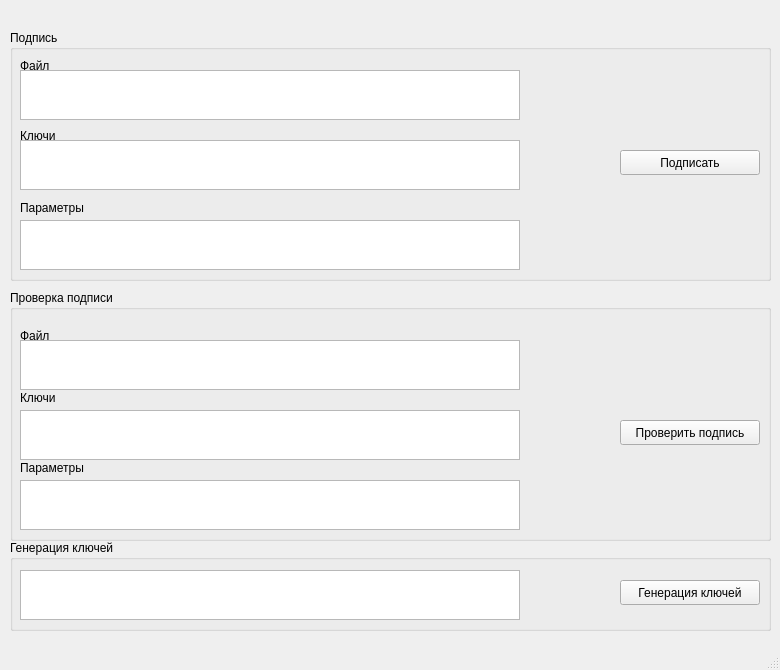
First picture: the form in crypto.ui, repository DarkCook12/Crypto, before the edit.
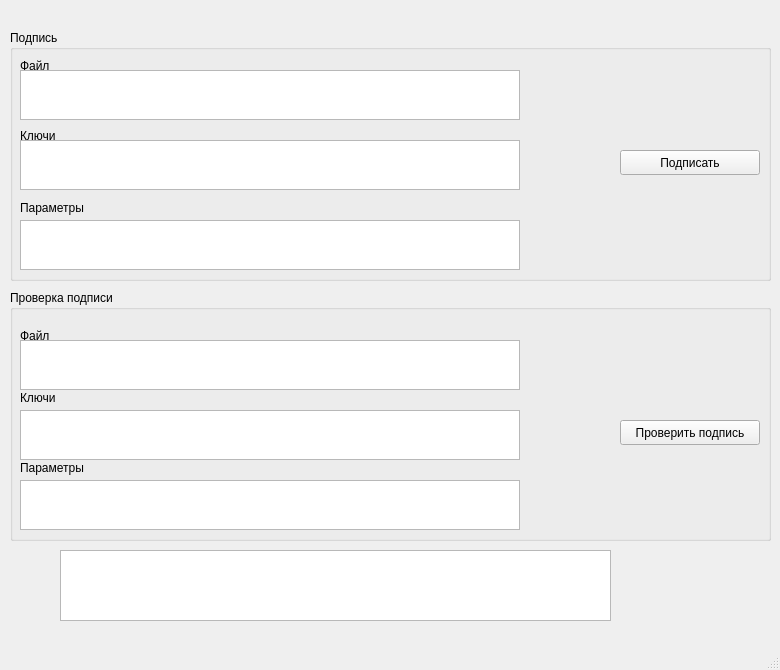
Second picture: the form after the edit. Icons and pictures are not drawn.

Commit message: Улучшена реализация fileInput

```diff
--- a/crypto.ui
+++ b/crypto.ui
@@ -336,64 +336,15 @@
      </property>
     </widget>
    </widget>
-   <widget class="QGroupBox" name="groupBox_3">
+   <widget class="QTextEdit" name="output">
     <property name="geometry">
      <rect>
-      <x>10</x>
-      <y>540</y>
-      <width>761</width>
-      <height>91</height>
+      <x>60</x>
+      <y>550</y>
+      <width>551</width>
+      <height>71</height>
      </rect>
     </property>
-    <property name="title">
-     <string>Генерация ключей</string>
-    </property>
-    <widget class="QPushButton" name="pushButton_fileInputForKeys">
-     <property name="geometry">
-      <rect>
-       <x>520</x>
-       <y>40</y>
-       <width>25</width>
-       <height>25</height>
-      </rect>
-     </property>
-     <property name="text">
-      <string/>
-     </property>
-     <property name="icon">
-      <iconset>
-       <normaloff>../../Downloads/explorer.png</normaloff>../../Downloads/explorer.png</iconset>
-     </property>
-     <property name="flat">
-      <bool>true</bool>
-     </property>
-    </widget>
-    <widget class="QPushButton" name="pushButton_Keys">
-     <property name="geometry">
-      <rect>
-       <x>610</x>
-       <y>40</y>
-       <width>140</width>
-       <height>25</height>
-      </rect>
-     </property>
-     <property name="text">
-      <string>Генерация ключей</string>
-     </property>
-    </widget>
-    <widget class="QTextEdit" name="textEdit_keys">
-     <property name="geometry">
-      <rect>
-       <x>10</x>
-       <y>30</y>
-       <width>500</width>
-       <height>50</height>
-      </rect>
-     </property>
-     <property name="readOnly">
-      <bool>true</bool>
-     </property>
-    </widget>
    </widget>
    <zorder>groupBox</zorder>
    <zorder>groupBox_3</zorder>
```
Left out of the diff: 5 changed lines with no effect on the pictures. The commit also changes 3 other files.
